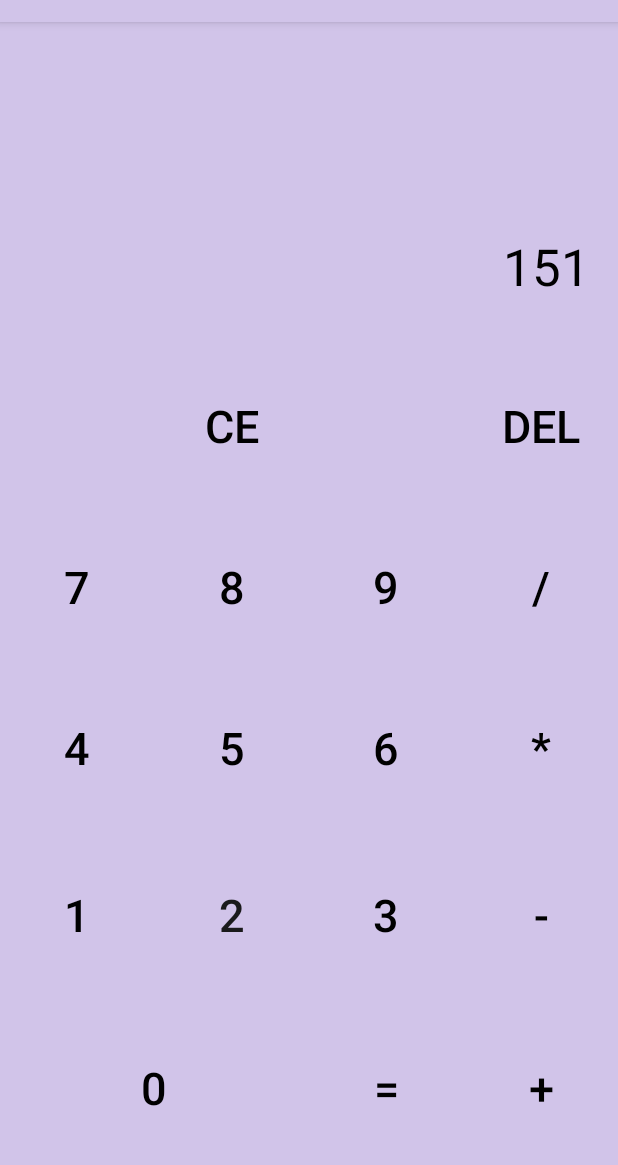
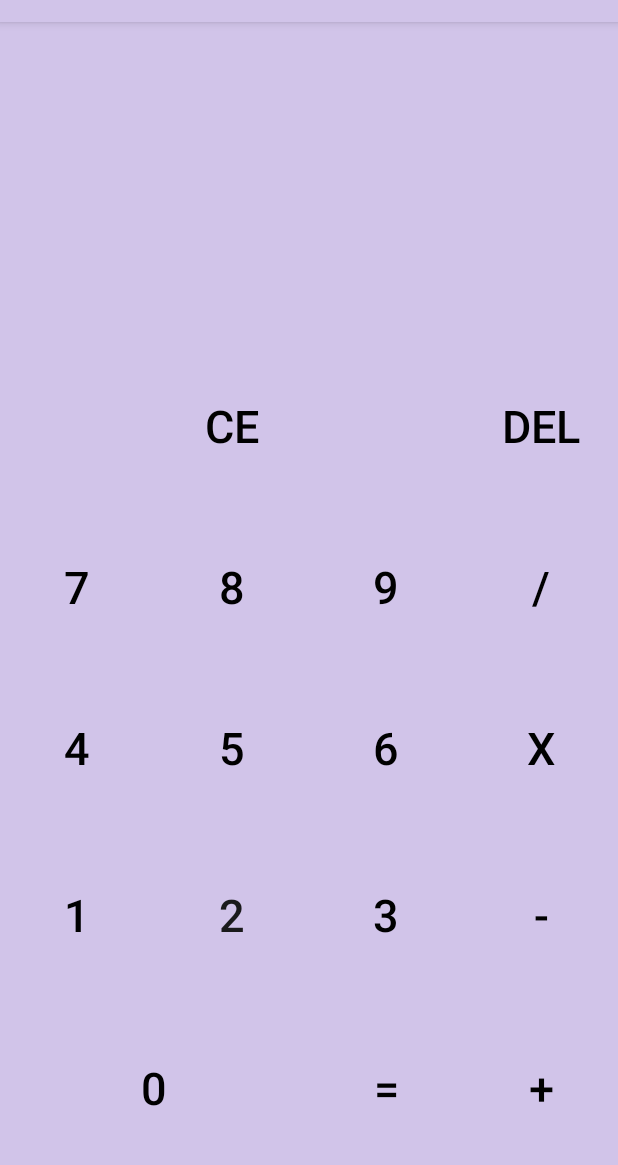
Before and after one commit to pife00/calculator--android, an Android app: the screen it shows after launch (MainActivity), on a phone screen of 412 x 824 dp, the part 62-1227 px from its top. Run offline under Robolectric (Android 15) with nearby library versions, the phone set to English and light mode, and no system bars.

Commit message:
I think that is complete

```diff
--- a/app/src/main/java/com/example/myapplication/MainActivity.kt
+++ b/app/src/main/java/com/example/myapplication/MainActivity.kt
@@ -2,11 +2,16 @@ package com.example.myapplication
 
 import androidx.appcompat.app.AppCompatActivity
 import android.os.Bundle
+import android.os.PersistableBundle
 import android.view.View
 import android.widget.Button
 import android.widget.TextView
 import net.objecthunter.exp4j.Expression
 import net.objecthunter.exp4j.ExpressionBuilder
+
+private const val STATE_PENDING_OPERATION = "pedingOperation"
+private const val STATE_OPERAND1 ="Operand1"
+private const val STATE_OPERAND1_STORED = "Operand1_Stored"
 
 class MainActivity : AppCompatActivity() {
     private lateinit var result : TextView;
@@ -66,7 +71,7 @@ class MainActivity : AppCompatActivity() {
 
         plus.setOnClickListener { operation.setText(operation.text.toString() + "+") }
         minus.setOnClickListener { operation.setText(operation.text.toString() +"-") }
-        multiply.setOnClickListener { operation.setText(operation.text.toString() +"*") }
+        multiply.setOnClickListener { operation.setText(operation.text.toString() +"x") }
         division.setOnClickListener { operation.setText(operation.text.toString() +"/") }
 
         equal.setOnClickListener {
@@ -75,6 +80,18 @@ class MainActivity : AppCompatActivity() {
             var result = expression.evaluate()
             operation.setText(result.toString())
         }
+    }
 
+    override fun onSaveInstanceState(outState: Bundle) {
+        super.onSaveInstanceState(outState)
+        if(operation != null){
+            outState.putString(STATE_OPERAND1,operation.text.toString());
+        }
+        outState.putString(STATE_PENDING_OPERATION,"=")
+    }
+
+    override fun onRestoreInstanceState(savedInstanceState: Bundle) {
+        super.onRestoreInstanceState(savedInstanceState)
+        operation.text = savedInstanceState.getString(STATE_OPERAND1)
     }
 }
--- a/app/src/main/res/layout/activity_main.xml
+++ b/app/src/main/res/layout/activity_main.xml
@@ -72,7 +72,6 @@
         android:ems="10"
         android:gravity="right"
         android:inputType="number"
-        android:text="151"
         android:textColor="@color/black"
         android:textSize="34sp"
         app:layout_constraintBottom_toTopOf="@+id/guideline4"
@@ -312,7 +311,7 @@
         android:layout_width="0dp"
         android:layout_height="0dp"
         android:background="@color/deep_purple"
-        android:text="*"
+        android:text="X"
         android:textSize="30sp"
         app:layout_constraintBottom_toTopOf="@+id/guideline11"
         app:layout_constraintEnd_toEndOf="parent"
--- a/build.gradle
+++ b/build.gradle
@@ -1,7 +1,7 @@
 // Top-level build file where you can add configuration options common to all sub-projects/modules.
 plugins {
-    id 'com.android.application' version '7.1.2' apply false
-    id 'com.android.library' version '7.1.2' apply false
+    id 'com.android.application' version '7.1.3' apply false
+    id 'com.android.library' version '7.1.3' apply false
     id 'org.jetbrains.kotlin.android' version '1.5.30' apply false
 }
 
```
